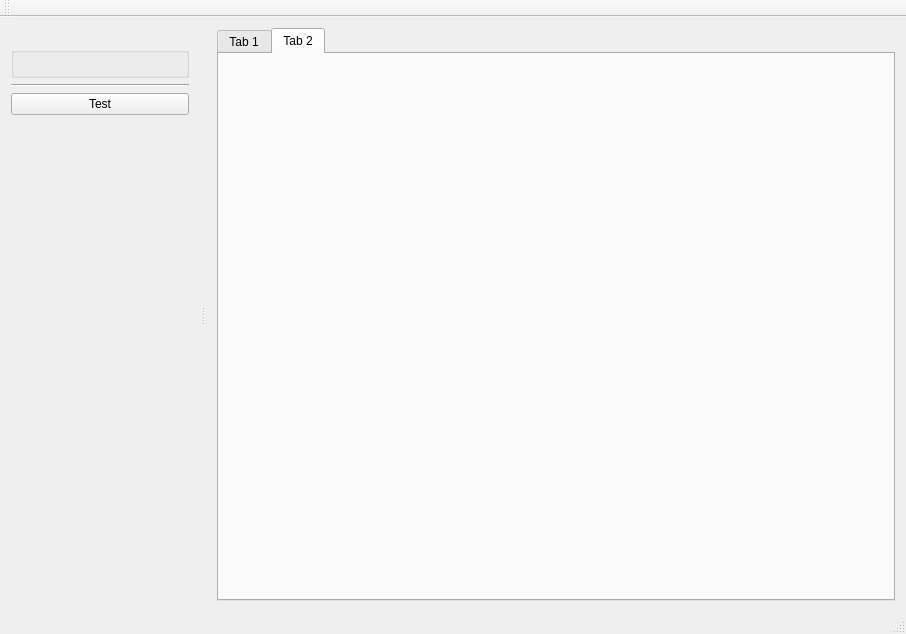
Above: mainwindow.ui from gurmaaan/CancerAnalysis before the change. Below: the same form after it.
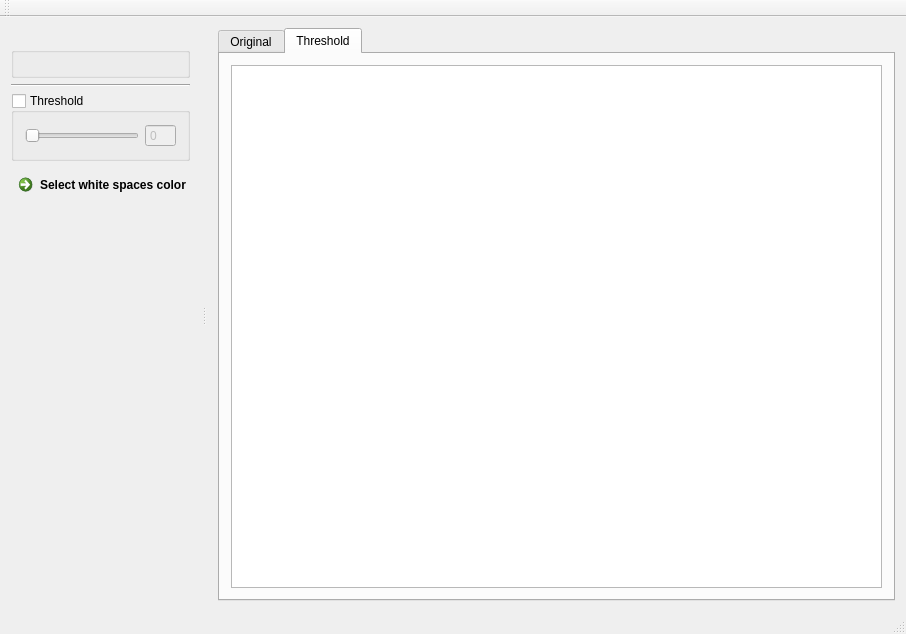
That is the form after the change. The open tabs and pages were chosen to show the change. Icons and pictures are not drawn. Custom widgets are drawn as their Qt base class.

Diff of the .ui file:
```diff
--- a/mainwindow.ui
+++ b/mainwindow.ui
@@ -18,7 +18,7 @@
     <normaloff>:/icons/favicon-cancer.png</normaloff>:/icons/favicon-cancer.png</iconset>
   </property>
   <widget class="QWidget" name="centralWidget">
-   <layout class="QHBoxLayout" name="horizontalLayout">
+   <layout class="QVBoxLayout" name="verticalLayout_2">
     <item>
      <widget class="QTabWidget" name="tabWidget">
       <property name="currentIndex">
@@ -26,9 +26,9 @@
       </property>
       <widget class="QWidget" name="imageTab">
        <attribute name="title">
-        <string>Tab 1</string>
+        <string>Original</string>
        </attribute>
-       <layout class="QVBoxLayout" name="verticalLayout">
+       <layout class="QVBoxLayout" name="verticalLayout_3">
         <item>
          <widget class="ImageWidget" name="imageView"/>
         </item>
@@ -36,8 +36,13 @@
       </widget>
       <widget class="QWidget" name="tab_2">
        <attribute name="title">
-        <string>Tab 2</string>
+        <string>Threshold</string>
        </attribute>
+       <layout class="QHBoxLayout" name="horizontalLayout">
+        <item>
+         <widget class="ImageWidget" name="thresholdImgView"/>
+        </item>
+       </layout>
       </widget>
      </widget>
     </item>
@@ -79,7 +84,7 @@
       <height>0</height>
      </size>
     </property>
-    <layout class="QVBoxLayout" name="verticalLayout_2">
+    <layout class="QVBoxLayout" name="verticalLayout">
      <item>
       <widget class="ImageFileWidget" name="openImgFIleWidget"/>
      </item>
@@ -91,9 +96,47 @@
       </widget>
      </item>
      <item>
-      <widget class="QPushButton" name="pushButton">
+      <widget class="QGroupBox" name="groupBox">
+       <property name="title">
+        <string>Threshold</string>
+       </property>
+       <property name="checkable">
+        <bool>true</bool>
+       </property>
+       <property name="checked">
+        <bool>false</bool>
+       </property>
+       <layout class="QHBoxLayout" name="horizontalLayout_2">
+        <item>
+         <widget class="QSlider" name="horizontalSlider">
+          <property name="maximum">
+           <number>255</number>
+          </property>
+          <property name="orientation">
+           <enum>Qt::Horizontal</enum>
+          </property>
+         </widget>
+        </item>
+        <item>
+         <widget class="QSpinBox" name="spinBox">
+          <property name="buttonSymbols">
+           <enum>QAbstractSpinBox::NoButtons</enum>
+          </property>
+          <property name="maximum">
+           <number>255</number>
+          </property>
+         </widget>
+        </item>
+       </layout>
+      </widget>
+     </item>
+     <item>
+      <widget class="QCommandLinkButton" name="selectionClrBtn">
        <property name="text">
-        <string>Test</string>
+        <string>Select white spaces color</string>
+       </property>
+       <property name="checkable">
+        <bool>true</bool>
        </property>
       </widget>
      </item>
```
Left out of the diff: 23 changed lines with no effect on the pictures.
